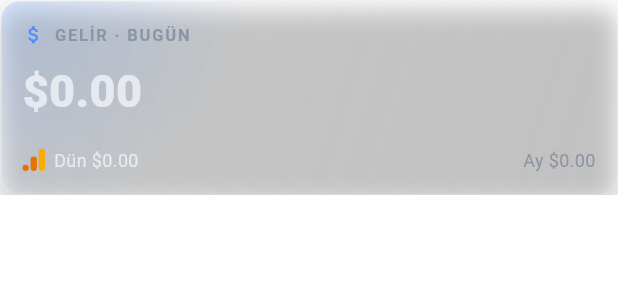
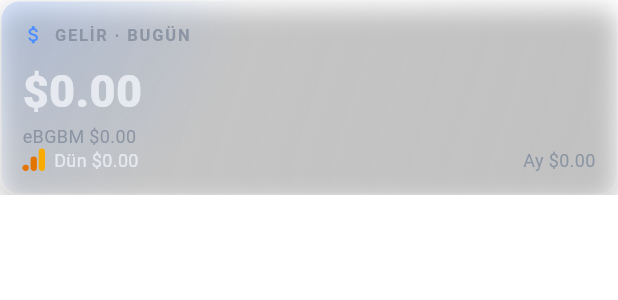
Before and after one commit to ilkayderici/app-signal, a Flutter app: the _RevenueCard widget shown alone on an empty page, opened directly with empty values, on a phone screen of 412 x 824 dp. Shown: the top 300 px of the screen. Run offline on Flutter 3.47's test engine with Material 3 defaults, Android fonts, the phone set to English and light mode, and no system bars; our stand-ins replace flutter_local_notifications, flutter_secure_storage, flutter_svg, googleapis_auth, package_info_plus, shared_preferences and 1 more; missing offline and left inert: auto_updater, dart_jsonwebtoken, file_selector, tray_manager, window_manager; accounts and stored records are empty; statements that could not run were skipped.

Commit message:
AdMob card: today's eCPM (eBGBM) under the amount; Windows popup window
- AdMob report also fetches IMPRESSIONS; eCPM = today's earnings /
  impressions x 1000, shown under today's revenue on the card.
- Windows runner creates the window as WS_POPUP so the old title bar
  never gets redrawn.
- Regenerated plugin registrants.

Co-Authored-By: Claude Opus 5.5 <noreply@anthropic.com>

```diff
--- a/lib/data/app_state.dart
+++ b/lib/data/app_state.dart
@@ -178,6 +178,7 @@ class RevenueSummary {
     this.currency = 'USD',
     this.real = false,
     this.daily = const [],
+    this.ecpm,
   });
 
   final double today;
@@ -190,6 +191,9 @@ class RevenueSummary {
 
   /// AdMob raporundan (gerçek); false ise GA4 gelir ölçüsünden (tahmini).
   final bool real;
+
+  /// Bugünün eBGBM'si (1000 gösterim başına gelir). Yalnız AdMob verir.
+  final double? ecpm;
 }
 
 class AppState extends ChangeNotifier {
@@ -532,6 +536,7 @@ class AppState extends ChangeNotifier {
               currency: admob!.currency,
               real: true,
               daily: r.daily,
+              ecpm: r.ecpm,
             );
       admobError = null;
     } catch (e) {
--- a/lib/data/demo.dart
+++ b/lib/data/demo.dart
@@ -82,6 +82,7 @@ void fillDemo(AppState s) {
     yesterday: 18.92,
     month: 402.15,
     real: true,
+    ecpm: 3.42,
     daily: [
       14.2, 16.8, 12.9, 19.4, 17.1, 15.6, 21.3, //
       18.7, 16.2, 22.5, 20.1, 17.9, 18.92, 11.37,
--- a/lib/ui/dashboard.dart
+++ b/lib/ui/dashboard.dart
@@ -809,9 +809,26 @@ class _RevenueCard extends StatelessWidget {
         child: Row(
           crossAxisAlignment: CrossAxisAlignment.start,
           children: [
-            Text(
-              _money(r.today, r.currency),
-              style: const TextStyle(fontSize: 30, fontWeight: FontWeight.w800),
+            Column(
+              crossAxisAlignment: CrossAxisAlignment.start,
+              children: [
+                Text(
+                  _money(r.today, r.currency),
+                  style: const TextStyle(
+                    fontSize: 30,
+                    fontWeight: FontWeight.w800,
+                  ),
+                ),
+                // Bugünkü eBGBM: 1000 gösterim başına gelir.
+                if (r.ecpm != null)
+                  Text(
+                    'eBGBM ${_money(r.ecpm!, r.currency)}',
+                    style: const TextStyle(
+                      fontSize: 12,
+                      color: AppColors.muted,
+                    ),
+                  ),
+              ],
             ),
             const SizedBox(width: 8),
             Expanded(
```
Also changed, not shown: lib/data/admob_client.dart (+19 -3 lines), 1 other file.
